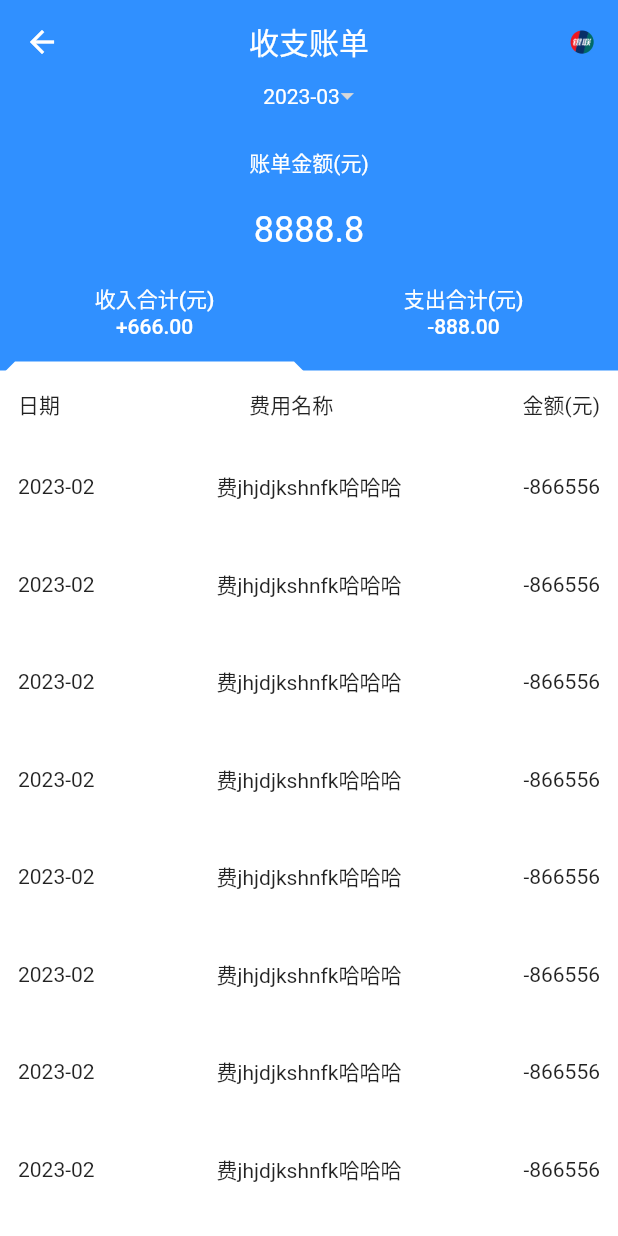
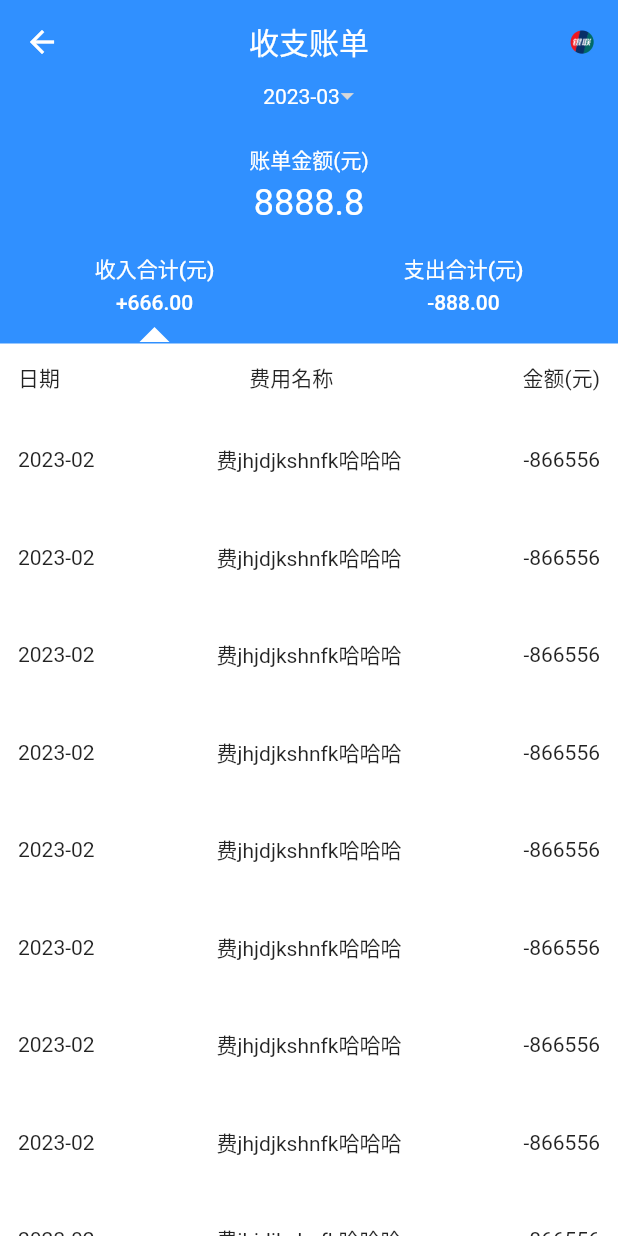
Before and after one commit to hxj1062/myFlutter, a Flutter app: the BillRecordedPage screen opened directly, on a phone screen of 412 x 824 dp. Run offline on Flutter 3.47's test engine with Material 2 defaults, Android fonts, the phone set to English and light mode, and no system bars; our stand-ins replace convex_bottom_bar, flutter_datetime_picker, fluttertoast, image_picker.

Commit message:
收支账单完善

```diff
--- a/lib/views/bill_recorded_page.dart
+++ b/lib/views/bill_recorded_page.dart
@@ -46,92 +46,6 @@ class _BillRecordedPageState extends State<BillRecordedPage> {
         body: _body());
   }
 
-  // 三角
-  Widget test11() {
-    return
-      Container(
-      width: 20,
-      height: 10,
-      decoration: BoxDecoration(
-        border: Border(
-          // 四个值 top right bottom left
-          bottom: BorderSide(
-              color: Colors.blue, // 朝上; 其他的全部透明transparent或者不设置
-              width: 10,
-              style: BorderStyle.solid),
-          right: BorderSide(
-              color: Colors.transparent, // 朝左;  把颜色改为目标色就可以了；其他的透明
-              width: 10,
-              style: BorderStyle.solid),
-          left: BorderSide(
-              color: Colors.transparent, // 朝右；把颜色改为目标色就可以了；其他的透明
-              width: 10,
-              style: BorderStyle.solid),
-          top: BorderSide(
-              color: Colors.transparent, // 朝下;  把颜色改为目标色就可以了；其他的透明
-              width: 10,
-              style: BorderStyle.solid),
-        ),
-      ),
-    );
-  }
-
-  Widget _buildLineSegmentControl(Color? backgroundColor,
-      {required Color lineColor}) {
-    Map<int, Widget> children = <int, Widget>{
-      0: Column(mainAxisAlignment: MainAxisAlignment.center, children: [
-        Text("收入合计(元)", style: TextStyle(color: Colors.white, fontSize: 14.0)),
-        Text("+666.00", style: TextStyle(color: Colors.white, fontSize: 14.0))
-      ]),
-      1: Column(mainAxisAlignment: MainAxisAlignment.center, children: [
-        Text("支出合计(元)", style: TextStyle(color: Colors.white, fontSize: 14.0)),
-        Text("-888.00", style: TextStyle(color: Colors.white, fontSize: 14.0))
-      ])
-    };
-    if (backgroundColor != null) {
-      return LineSegmentControl(
-        groupValue: groupValue,
-        children: children,
-        backgroundColor: backgroundColor,
-        lineColor: lineColor,
-        onValueChanged: (i) {
-          setState(() {
-            groupValue = int.parse("$i");
-          });
-        },
-      );
-    }
-    return LineSegmentControl(
-      groupValue: groupValue,
-      children: children,
-      backgroundColor: backgroundColor,
-      lineColor: lineColor,
-      onValueChanged: (i) {
-        setState(() {
-          groupValue = int.parse("$i");
-        });
-      },
-    );
-  }
-
-  Widget setRowss() {
-    return Row(
-      mainAxisAlignment: MainAxisAlignment.spaceAround,
-      children: [
-        Column(mainAxisAlignment: MainAxisAlignment.center, children: [
-          Text("收入合计(元)",
-              style: TextStyle(color: Colors.white, fontSize: 14.0)),
-          Text("+666.00", style: TextStyle(color: Colors.white, fontSize: 14.0))
-        ]),
-        Column(mainAxisAlignment: MainAxisAlignment.center, children: [
-          Text("支出合计(元)",
-              style: TextStyle(color: Colors.white, fontSize: 14.0)),
-          Text("-888.00", style: TextStyle(color: Colors.white, fontSize: 14.0))
-        ])
-      ],
-    );
-  }
-
   Widget _body() {
     return Container(
       color: const Color(0xff3090FF),
@@ -153,10 +67,10 @@ class _BillRecordedPageState extends State<BillRecordedPage> {
               ],
             ),
           ),
-          SizedBox(height: 26.0),
+          SizedBox(height: 24.0),
           Text("账单金额(元)",
               style: TextStyle(color: Colors.white, fontSize: 14.0)),
-          SizedBox(height: 20.0),
+          SizedBox(height: 4.0),
           Text("8888.8", style: TextStyle(color: Colors.white, fontSize: 24.0)),
           _buildLineSegmentControl(Color(0xFF3090FF),
               lineColor: Color(0xFF3090FF)),
@@ -187,6 +101,46 @@ class _BillRecordedPageState extends State<BillRecordedPage> {
           )
         ],
       ),
+    );
+  }
+
+  Widget _buildLineSegmentControl(Color? backgroundColor,
+      {required Color lineColor}) {
+    Map<int, Widget> children = <int, Widget>{
+      0: Column(mainAxisAlignment: MainAxisAlignment.center, children: [
+        Text("收入合计(元)", style: TextStyle(color: Colors.white, fontSize: 14.0)),
+        SizedBox(height: 4.0),
+        Text("+666.00", style: TextStyle(color: Colors.white, fontSize: 14.0))
+      ]),
+      1: Column(mainAxisAlignment: MainAxisAlignment.center, children: [
+        Text("支出合计(元)", style: TextStyle(color: Colors.white, fontSize: 14.0)),
+        SizedBox(height: 4.0),
+        Text("-888.00", style: TextStyle(color: Colors.white, fontSize: 14.0))
+      ])
+    };
+    if (backgroundColor != null) {
+      return LineSegmentControl(
+        groupValue: groupValue,
+        children: children,
+        backgroundColor: backgroundColor,
+        lineColor: lineColor,
+        onValueChanged: (i) {
+          setState(() {
+            groupValue = int.parse("$i");
+          });
+        },
+      );
+    }
+    return LineSegmentControl(
+      groupValue: groupValue,
+      children: children,
+      backgroundColor: backgroundColor,
+      lineColor: lineColor,
+      onValueChanged: (i) {
+        setState(() {
+          groupValue = int.parse("$i");
+        });
+      },
     );
   }
 
--- a/lib/views/line_segment.dart
+++ b/lib/views/line_segment.dart
@@ -46,10 +46,10 @@ class LineSegmentControl<T> extends StatefulWidget {
   }) : super(key: key);
 
   @override
-  _LineSegmentControlState createState() => _LineSegmentControlState();
+  LineSegmentControlState createState() => LineSegmentControlState();
 }
 
-class _LineSegmentControlState extends State<LineSegmentControl> {
+class LineSegmentControlState extends State<LineSegmentControl> {
   @override
   Widget build(BuildContext context) {
     double screenWidth = MediaQuery.of(context).size.width;
@@ -80,7 +80,6 @@ class _LineSegmentControlState extends State<LineSegmentControl> {
                         child: TextButton(
                           child: e,
                           onPressed: () {
-                            // ddlog(e);
                             setState(() {
                               widget.groupValue =
                                   widget.children.values.toList().indexOf(e);
@@ -95,7 +94,7 @@ class _LineSegmentControlState extends State<LineSegmentControl> {
                 .toList(),
           ),
           AnimatedPositioned(
-            duration: Duration(milliseconds: 200),
+            duration: Duration(milliseconds: 100),
             top: widget.style == LineSegmentStyle.top
                 ? 0
                 : widget.height - widget.lineHeight,
@@ -104,13 +103,8 @@ class _LineSegmentControlState extends State<LineSegmentControl> {
                     (itemWidth - widget.lineWidth!) * 0.5
                 : widget.groupValue * itemWidth,
             child: Container(
-               child:
-              // Image.asset(
-              //   "assets/images/title_triangle.png",
-              //   height: 16.0,
-              //   width: 16.0,
-              // ),
-              Container(
+              alignment: Alignment.center,
+              child: Container(
                 width: 20,
                 height: 10,
                 decoration: BoxDecoration(
@@ -138,10 +132,6 @@ class _LineSegmentControlState extends State<LineSegmentControl> {
               height: 20,
               width: widget.lineWidth ?? itemWidth,
               color: widget.lineColor,
-              // decoration: BoxDecoration(
-              //   borderRadius: BorderRadius.circular(4),
-              //   color: widget.lineColor,
-              // ),
             ),
           ),
         ],
```
Also changed, not shown: lib/views/camera_page.dart (+30 -0 lines).
